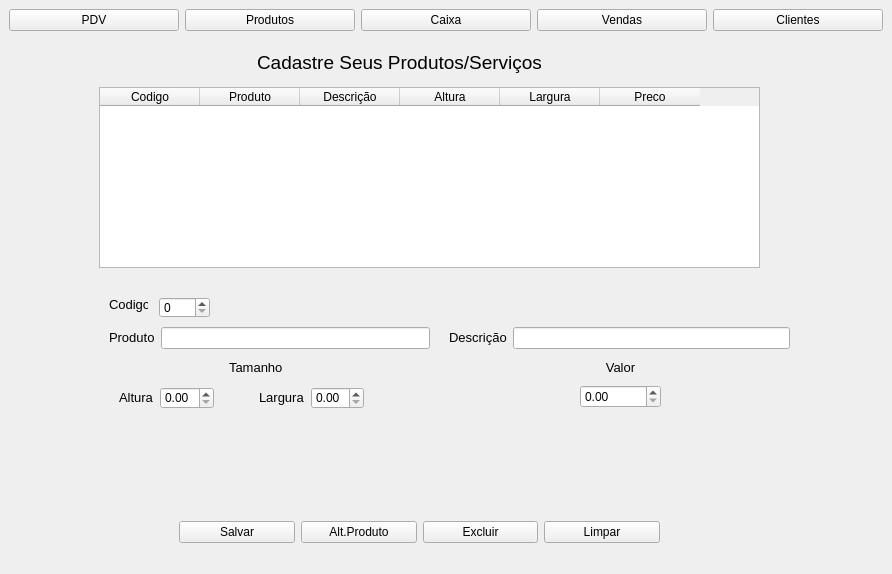
This is untitled.ui in Diego-Campos-Soares/Software-PDV as Qt 5 draws it before an edit. The edited form follows.
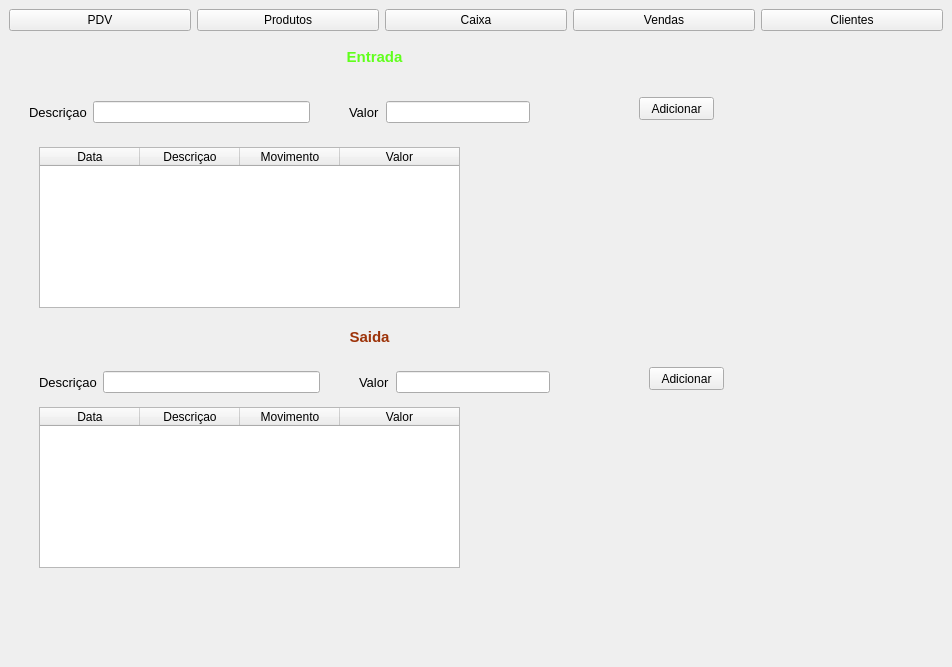
This is the edited form. The open tabs and pages were chosen to show the change. Icons and pictures are not drawn.

What changed in the file:
```diff
--- a/untitled.ui
+++ b/untitled.ui
@@ -6,8 +6,8 @@
    <rect>
     <x>0</x>
     <y>0</y>
-    <width>892</width>
-    <height>574</height>
+    <width>952</width>
+    <height>667</height>
    </rect>
   </property>
   <property name="windowTitle">
@@ -1208,8 +1208,8 @@
        <widget class="QWidget" name="layoutWidget">
         <property name="geometry">
          <rect>
-          <x>170</x>
-          <y>480</y>
+          <x>150</x>
+          <y>410</y>
           <width>481</width>
           <height>31</height>
          </rect>
@@ -1262,6 +1262,267 @@
         </layout>
        </widget>
       </widget>
+      <widget class="QWidget" name="Caixa">
+       <property name="sizePolicy">
+        <sizepolicy hsizetype="Preferred" vsizetype="Expanding">
+         <horstretch>0</horstretch>
+         <verstretch>0</verstretch>
+        </sizepolicy>
+       </property>
+       <widget class="QWidget" name="widget_6" native="true">
+        <property name="geometry">
+         <rect>
+          <x>0</x>
+          <y>10</y>
+          <width>851</width>
+          <height>581</height>
+         </rect>
+        </property>
+        <widget class="QLabel" name="Entrada">
+         <property name="geometry">
+          <rect>
+           <x>330</x>
+           <y>0</y>
+           <width>71</width>
+           <height>21</height>
+          </rect>
+         </property>
+         <property name="font">
+          <font>
+           <weight>75</weight>
+           <bold>true</bold>
+          </font>
+         </property>
+         <property name="styleSheet">
+          <string notr="true">color:rgb(96, 255, 28);
+</string>
+         </property>
+         <property name="text">
+          <string>&lt;html&gt;&lt;head/&gt;&lt;body&gt;&lt;p align=&quot;center&quot;&gt;&lt;span style=&quot; font-size:11pt;&quot;&gt;Entrada&lt;/span&gt;&lt;/p&gt;&lt;/body&gt;&lt;/html&gt;</string>
+         </property>
+        </widget>
+        <widget class="QTreeWidget" name="tabela_entrada">
+         <property name="geometry">
+          <rect>
+           <x>30</x>
+           <y>100</y>
+           <width>421</width>
+           <height>161</height>
+          </rect>
+         </property>
+         <column>
+          <property name="text">
+           <string>Data</string>
+          </property>
+          <property name="textAlignment">
+           <set>AlignCenter</set>
+          </property>
+         </column>
+         <column>
+          <property name="text">
+           <string>Descriçao</string>
+          </property>
+          <property name="textAlignment">
+           <set>AlignCenter</set>
+          </property>
+         </column>
+         <column>
+          <property name="text">
+           <string>Movimento</string>
+          </property>
+          <property name="textAlignment">
+           <set>AlignCenter</set>
+          </property>
+         </column>
+         <column>
+          <property name="text">
+           <string>Valor</string>
+          </property>
+          <property name="textAlignment">
+           <set>AlignCenter</set>
+          </property>
+         </column>
+        </widget>
+        <widget class="QLabel" name="Saida">
+         <property name="geometry">
+          <rect>
+           <x>330</x>
+           <y>280</y>
+           <width>61</width>
+           <height>20</height>
+          </rect>
+         </property>
+         <property name="font">
+          <font>
+           <weight>75</weight>
+           <bold>true</bold>
+          </font>
+         </property>
+         <property name="styleSheet">
+          <string notr="true">color:rgb(157, 51, 9)</string>
+         </property>
+         <property name="text">
+          <string>&lt;html&gt;&lt;head/&gt;&lt;body&gt;&lt;p align=&quot;center&quot;&gt;&lt;span style=&quot; font-size:11pt;&quot;&gt;Saida&lt;/span&gt;&lt;/p&gt;&lt;/body&gt;&lt;/html&gt;</string>
+         </property>
+        </widget>
+        <widget class="QWidget" name="layoutWidget_2">
+         <property name="geometry">
+          <rect>
+           <x>30</x>
+           <y>320</y>
+           <width>281</width>
+           <height>31</height>
+          </rect>
+         </property>
+         <layout class="QHBoxLayout" name="horizontalLayout_18">
+          <item>
+           <widget class="QLabel" name="descricao_2">
+            <property name="text">
+             <string>&lt;html&gt;&lt;head/&gt;&lt;body&gt;&lt;p&gt;&lt;span style=&quot; font-size:10pt;&quot;&gt;Descriçao&lt;/span&gt;&lt;/p&gt;&lt;/body&gt;&lt;/html&gt;</string>
+            </property>
+           </widget>
+          </item>
+          <item>
+           <widget class="QLineEdit" name="line_desc_saida"/>
+          </item>
+         </layout>
+        </widget>
+        <widget class="QWidget" name="layoutWidget_3">
+         <property name="geometry">
+          <rect>
+           <x>350</x>
+           <y>320</y>
+           <width>191</width>
+           <height>31</height>
+          </rect>
+         </property>
+         <layout class="QHBoxLayout" name="horizontalLayout_19">
+          <item>
+           <widget class="QLabel" name="valor_2">
+            <property name="text">
+             <string>&lt;html&gt;&lt;head/&gt;&lt;body&gt;&lt;p&gt;&lt;span style=&quot; font-size:10pt;&quot;&gt;Valor&lt;/span&gt;&lt;/p&gt;&lt;/body&gt;&lt;/html&gt;</string>
+            </property>
+           </widget>
+          </item>
+          <item>
+           <widget class="QLineEdit" name="line_valor_saida"/>
+          </item>
+         </layout>
+        </widget>
+        <widget class="QPushButton" name="btn_add_saida">
+         <property name="geometry">
+          <rect>
+           <x>640</x>
+           <y>320</y>
+           <width>75</width>
+           <height>23</height>
+          </rect>
+         </property>
+         <property name="text">
+          <string>Adicionar</string>
+         </property>
+        </widget>
+        <widget class="QWidget" name="">
+         <property name="geometry">
+          <rect>
+           <x>20</x>
+           <y>50</y>
+           <width>281</width>
+           <height>31</height>
+          </rect>
+         </property>
+         <layout class="QHBoxLayout" name="horizontalLayout_16">
+          <item>
+           <widget class="QLabel" name="descricao">
+            <property name="text">
+             <string>&lt;html&gt;&lt;head/&gt;&lt;body&gt;&lt;p&gt;&lt;span style=&quot; font-size:10pt;&quot;&gt;Descriçao&lt;/span&gt;&lt;/p&gt;&lt;/body&gt;&lt;/html&gt;</string>
+            </property>
+           </widget>
+          </item>
+          <item>
+           <widget class="QLineEdit" name="line_desc_entrada"/>
+          </item>
+         </layout>
+        </widget>
+        <widget class="QTreeWidget" name="tabela_saida">
+         <property name="geometry">
+          <rect>
+           <x>30</x>
+           <y>360</y>
+           <width>421</width>
+           <height>161</height>
+          </rect>
+         </property>
+         <column>
+          <property name="text">
+           <string>Data</string>
+          </property>
+          <property name="textAlignment">
+           <set>AlignCenter</set>
+          </property>
+         </column>
+         <column>
+          <property name="text">
+           <string>Descriçao</string>
+          </property>
+          <property name="textAlignment">
+           <set>AlignCenter</set>
+          </property>
+         </column>
+         <column>
+          <property name="text">
+           <string>Movimento</string>
+          </property>
+          <property name="textAlignment">
+           <set>AlignCenter</set>
+          </property>
+         </column>
+         <column>
+          <property name="text">
+           <string>Valor</string>
+          </property>
+          <property name="textAlignment">
+           <set>AlignCenter</set>
+          </property>
+         </column>
+        </widget>
+        <widget class="QPushButton" name="btn_add_entrada">
+         <property name="geometry">
+          <rect>
+           <x>630</x>
+           <y>50</y>
+           <width>75</width>
+           <height>23</height>
+          </rect>
+         </property>
+         <property name="text">
+          <string>Adicionar</string>
+         </property>
+        </widget>
+        <widget class="QWidget" name="">
+         <property name="geometry">
+          <rect>
+           <x>340</x>
+           <y>50</y>
+           <width>181</width>
+           <height>31</height>
+          </rect>
+         </property>
+         <layout class="QHBoxLayout" name="horizontalLayout_17">
+          <item>
+           <widget class="QLabel" name="valor">
+            <property name="text">
+             <string>&lt;html&gt;&lt;head/&gt;&lt;body&gt;&lt;p&gt;&lt;span style=&quot; font-size:10pt;&quot;&gt;Valor&lt;/span&gt;&lt;/p&gt;&lt;/body&gt;&lt;/html&gt;</string>
+            </property>
+           </widget>
+          </item>
+          <item>
+           <widget class="QLineEdit" name="line_valor_entrada"/>
+          </item>
+         </layout>
+        </widget>
+       </widget>
+      </widget>
      </widget>
     </item>
    </layout>
```
Left out of the diff: 120 changed lines with no effect on the pictures.
